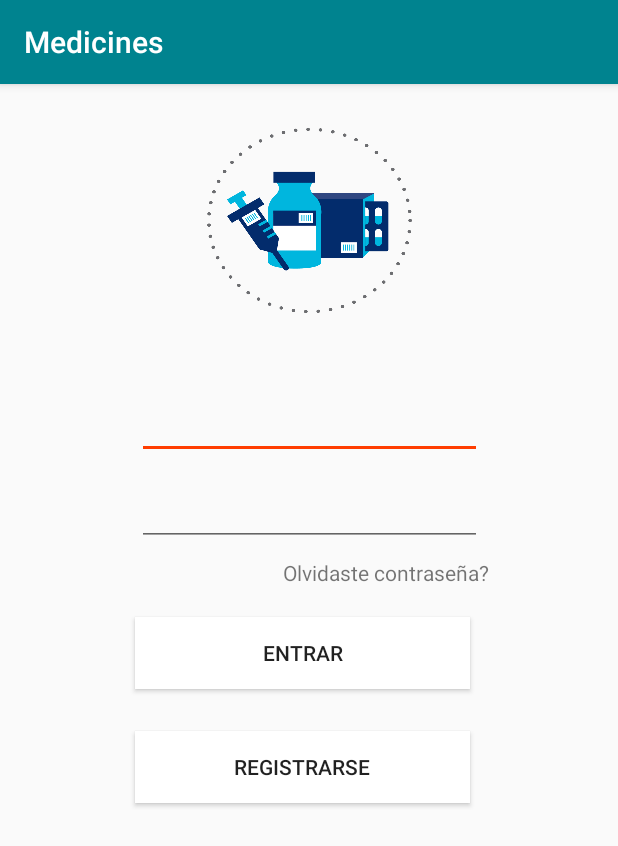
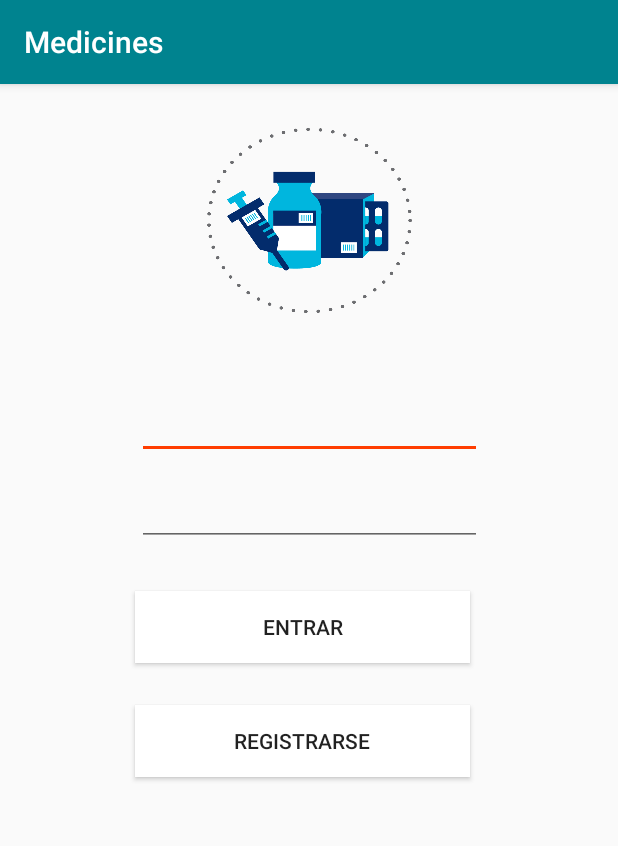
Before and after one commit to Fhamton/Medicine-Control, an Android app: the screen it shows after launch (Login), on a phone screen of 412 x 824 dp. Shown: the top 846 px of the screen. Run offline under Robolectric (Android 15) with nearby library versions, the light colour scheme and no system bars; our stand-ins replace Firebase (no records; nobody signed in at launch, a user with empty details on screens opened directly).

```diff
--- a/app/src/main/res/layout/activity_login.xml
+++ b/app/src/main/res/layout/activity_login.xml
@@ -35,23 +35,15 @@
             android:layout_marginStart="8dp" android:layout_marginTop="28dp" app:layout_constraintTop_toTopOf="parent"
             app:layout_constraintHorizontal_bias="0.502" android:id="@+id/linearLayout">
     </LinearLayout>
-    <TextView
-            android:text="Olvidaste contraseña?"
-            android:layout_width="wrap_content"
-            android:layout_height="wrap_content"
-            android:id="@+id/textView" app:layout_constraintEnd_toEndOf="parent" android:layout_marginEnd="8dp"
-            app:layout_constraintStart_toStartOf="parent" android:layout_marginStart="8dp"
-            android:layout_marginTop="8dp" app:layout_constraintTop_toBottomOf="@+id/Et2"
-            app:layout_constraintHorizontal_bias="0.698"/>
     <Button
             android:text="Entrar"
             android:layout_width="223dp"
             android:layout_height="wrap_content"
             android:background="@android:color/background_light"
             android:id="@+id/btnEntrar" app:layout_constraintStart_toStartOf="parent" android:layout_marginStart="8dp"
-            app:layout_constraintEnd_toEndOf="parent" android:layout_marginEnd="8dp" android:layout_marginTop="20dp"
-            app:layout_constraintTop_toBottomOf="@+id/textView" app:layout_constraintHorizontal_bias="0.475"
-    />
+            app:layout_constraintEnd_toEndOf="parent" android:layout_marginEnd="8dp"
+            app:layout_constraintHorizontal_bias="0.475"
+            android:layout_marginTop="30dp" app:layout_constraintTop_toBottomOf="@+id/Et2"/>
     <Button
             android:text="Registrarse"
             android:layout_width="223dp"
```
Also changed, not shown: app/src/main/java/com/example/allan/medicines/MainActivity.kt (+15 -0 lines).
